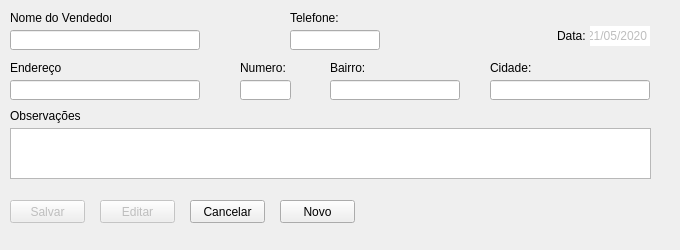
Before: the Qt Designer form telas_ui/tela_cadastro_vendedores.ui in pliniocefet/EsquadriCalc_Perfilare, drawn with Qt 5.
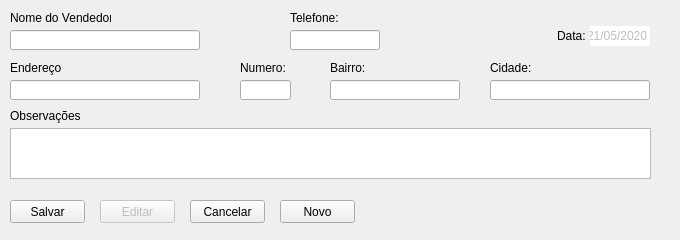
After: the same form once the commit is applied.

```diff
--- a/telas_ui/tela_cadastro_vendedores.ui
+++ b/telas_ui/tela_cadastro_vendedores.ui
@@ -10,7 +10,7 @@
     <x>0</x>
     <y>0</y>
     <width>680</width>
-    <height>250</height>
+    <height>240</height>
    </rect>
   </property>
   <property name="minimumSize">
@@ -41,7 +41,7 @@
    </widget>
    <widget class="QPushButton" name="pushButton_salvar">
     <property name="enabled">
-     <bool>false</bool>
+     <bool>true</bool>
     </property>
     <property name="geometry">
      <rect>
```
Left out of the diff: 30 changed lines with no effect on the pictures.
